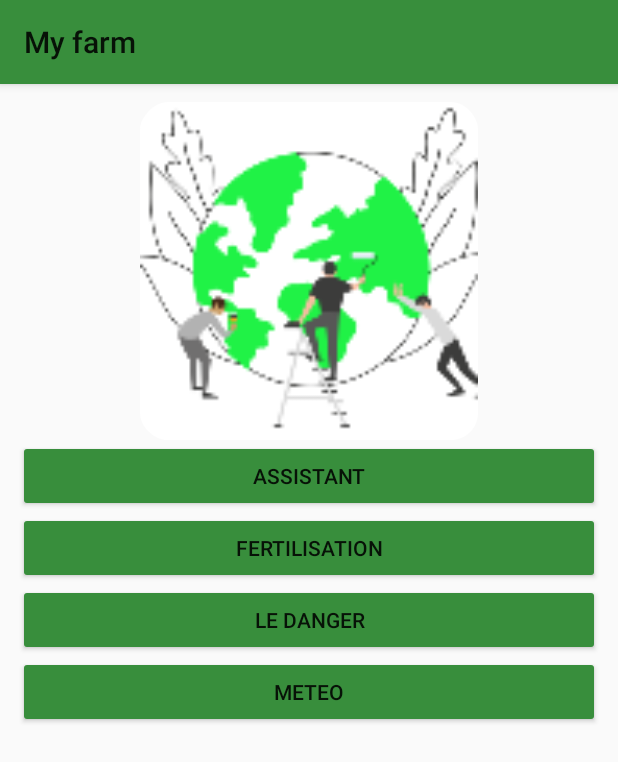
After one commit to hassanelkharroubi/Your-Farm, an Android app: the HomeActivity screen opened directly, with no data from a screen before it, on a phone screen of 412 x 824 dp. The commit adds this screen. Shown: the top 762 px of the screen. Run offline under Robolectric (Android 15) with nearby library versions, the phone set to English and light mode, and no system bars.

Commit message:
add new activities and layout with model of Hamza

```diff
--- /dev/null
+++ b/app/src/main/java/com/example/myfarm/HomeActivity.java
@@ -0,0 +1,14 @@
+package com.example.myfarm;
+
+import androidx.appcompat.app.AppCompatActivity;
+
+import android.os.Bundle;
+
+public class HomeActivity extends AppCompatActivity {
+
+    @Override
+    protected void onCreate(Bundle savedInstanceState) {
+        super.onCreate(savedInstanceState);
+        setContentView(R.layout.activity_home);
+    }
+}
--- a/app/src/main/java/com/example/myfarm/LoginActivity.java
+++ b/app/src/main/java/com/example/myfarm/LoginActivity.java
@@ -22,7 +22,7 @@ public class LoginActivity extends AppCompatActivity {
                 // Your code logic for button click goes here
                 // For example, you can show a Toast message
                 Toast.makeText(LoginActivity.this, "Loging ...", Toast.LENGTH_SHORT).show();
-                Intent intent = new Intent(LoginActivity.this, MainActivity.class);
+                Intent intent = new Intent(LoginActivity.this, HomeActivity.class);
                 startActivity(intent);
                 // Finish the current activity (login activity)
                 finish();
--- /dev/null
+++ b/app/src/main/res/layout/activity_home.xml
@@ -0,0 +1,47 @@
+<?xml version="1.0" encoding="utf-8"?>
+<LinearLayout xmlns:android="http://schemas.android.com/apk/res/android"
+    xmlns:app="http://schemas.android.com/apk/res-auto"
+    xmlns:tools="http://schemas.android.com/tools"
+    android:id="@+id/bot"
+    android:layout_width="match_parent"
+    android:layout_height="match_parent"
+    android:orientation="vertical"
+    android:padding="12dp">
+
+
+    <!-- Other Views and Layouts -->
+
+    <ImageView
+        android:id="@+id/imageView"
+        android:layout_width="match_parent"
+        android:layout_height="225dp"
+        app:srcCompat="@mipmap/ic_launcher_round" />
+
+    <Button
+        android:id="@+id/button"
+        android:layout_width="match_parent"
+        android:layout_height="wrap_content"
+        android:backgroundTint="@color/green"
+        android:text="Assistant" />
+
+    <Button
+        android:id="@+id/fertilisation"
+        android:layout_width="match_parent"
+        android:layout_height="wrap_content"
+        android:backgroundTint="@color/green"
+        android:text="Fertilisation" />
+
+    <Button
+        android:id="@+id/maladie"
+        android:layout_width="match_parent"
+        android:layout_height="wrap_content"
+        android:backgroundTint="@color/green"
+        android:text="Le danger" />
+    <Button
+        android:id="@+id/layout_width"
+        android:layout_width="match_parent"
+        android:layout_height="wrap_content"
+        android:backgroundTint="@color/green"
+        android:text="meteo" />
+
+</LinearLayout>
--- a/app/src/main/res/values/colors.xml
+++ b/app/src/main/res/values/colors.xml
@@ -2,4 +2,5 @@
 <resources>
     <color name="black">#FF000000</color>
     <color name="white">#FFFFFFFF</color>
+    <color name="green">#388E3C</color>
 </resources>
--- /dev/null
+++ b/app/src/main/res/values/styles.xml
@@ -0,0 +1,8 @@
+<?xml version="1.0" encoding="utf-8"?>
+<resources>
+    <!-- Base application theme -->
+    <style name="AppTheme" parent="Theme.AppCompat.Light">
+        <!-- Customize the color of the action bar -->
+        <item name="colorPrimary">@color/green</item>
+    </style>
+</resources>
```
Also changed, not shown: app/src/main/AndroidManifest.xml (+9 -3 lines), app/src/main/java/com/example/myfarm/ChatActivity.java (added, +127 -0 lines), app/src/main/java/com/example/myfarm/FormActivity.java (+5 -3 lines), app/src/main/java/com/example/myfarm/MainActivity.java (+3 -4 lines), app/src/main/java/com/example/myfarm/adapter/ChatAdapter.java (added, +61 -0 lines), app/src/main/java/com/example/myfarm/config/Network.java (added, +10 -0 lines), app/src/main/java/com/example/myfarm/model/Message.java (added, +21 -0 lines), app/src/main/res/drawable/bubble_background.xml (added, +11 -0 lines), app/src/main/res/layout/activity_chat.xml (added, +32 -0 lines), app/src/main/res/layout/activity_login.xml (+13 -10 lines), app/src/main/res/layout/item_message.xml (added, +14 -0 lines).
